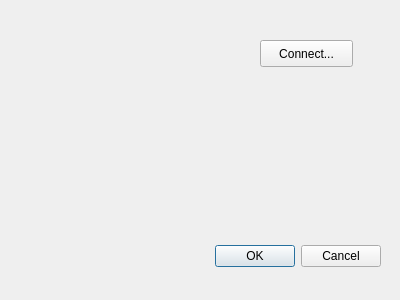
This is cherokey-robot/RobotControl/ui/MainForm.ui in phoenix367/v2rpins_sdk as Qt 5 draws it before an edit. The edited form follows.
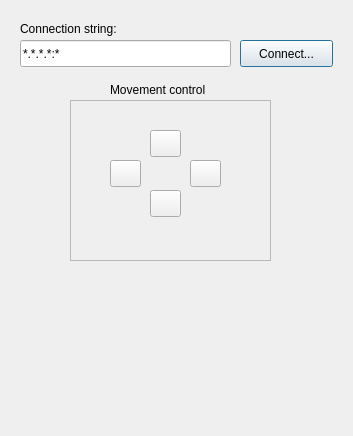
This is the edited form.

Commit message: Updated control app

Diff of the .ui file:
```diff
--- a/cherokey-robot/RobotControl/ui/MainForm.ui
+++ b/cherokey-robot/RobotControl/ui/MainForm.ui
@@ -6,33 +6,17 @@
    <rect>
     <x>0</x>
     <y>0</y>
-    <width>400</width>
-    <height>300</height>
+    <width>353</width>
+    <height>436</height>
    </rect>
   </property>
   <property name="windowTitle">
    <string>MainForm</string>
   </property>
-  <widget class="QDialogButtonBox" name="buttonBox">
-   <property name="geometry">
-    <rect>
-     <x>40</x>
-     <y>240</y>
-     <width>341</width>
-     <height>32</height>
-    </rect>
-   </property>
-   <property name="orientation">
-    <enum>Qt::Horizontal</enum>
-   </property>
-   <property name="standardButtons">
-    <set>QDialogButtonBox::Cancel|QDialogButtonBox::Ok</set>
-   </property>
-  </widget>
   <widget class="QPushButton" name="btnConnect">
    <property name="geometry">
     <rect>
-     <x>260</x>
+     <x>240</x>
      <y>40</y>
      <width>93</width>
      <height>27</height>
@@ -42,6 +26,113 @@
     <string>Connect...</string>
    </property>
   </widget>
+  <widget class="QLabel" name="label">
+   <property name="geometry">
+    <rect>
+     <x>20</x>
+     <y>20</y>
+     <width>131</width>
+     <height>17</height>
+    </rect>
+   </property>
+   <property name="text">
+    <string>Connection string:</string>
+   </property>
+  </widget>
+  <widget class="QLineEdit" name="txtConnectionString">
+   <property name="geometry">
+    <rect>
+     <x>20</x>
+     <y>40</y>
+     <width>211</width>
+     <height>27</height>
+    </rect>
+   </property>
+   <property name="inputMask">
+    <string>*.*.*.*:*; </string>
+   </property>
+  </widget>
+  <widget class="QFrame" name="frame">
+   <property name="geometry">
+    <rect>
+     <x>70</x>
+     <y>100</y>
+     <width>201</width>
+     <height>161</height>
+    </rect>
+   </property>
+   <property name="frameShape">
+    <enum>QFrame::StyledPanel</enum>
+   </property>
+   <property name="frameShadow">
+    <enum>QFrame::Raised</enum>
+   </property>
+   <widget class="QPushButton" name="btnBackward">
+    <property name="geometry">
+     <rect>
+      <x>80</x>
+      <y>90</y>
+      <width>31</width>
+      <height>27</height>
+     </rect>
+    </property>
+    <property name="text">
+     <string/>
+    </property>
+   </widget>
+   <widget class="QPushButton" name="btnRotateLeft">
+    <property name="geometry">
+     <rect>
+      <x>40</x>
+      <y>60</y>
+      <width>31</width>
+      <height>27</height>
+     </rect>
+    </property>
+    <property name="text">
+     <string/>
+    </property>
+   </widget>
+   <widget class="QPushButton" name="btnForward">
+    <property name="geometry">
+     <rect>
+      <x>80</x>
+      <y>30</y>
+      <width>31</width>
+      <height>27</height>
+     </rect>
+    </property>
+    <property name="text">
+     <string/>
+    </property>
+   </widget>
+   <widget class="QPushButton" name="btnRotateRight">
+    <property name="geometry">
+     <rect>
+      <x>120</x>
+      <y>60</y>
+      <width>31</width>
+      <height>27</height>
+     </rect>
+    </property>
+    <property name="text">
+     <string/>
+    </property>
+   </widget>
+  </widget>
+  <widget class="QLabel" name="label_2">
+   <property name="geometry">
+    <rect>
+     <x>110</x>
+     <y>80</y>
+     <width>131</width>
+     <height>20</height>
+    </rect>
+   </property>
+   <property name="text">
+    <string>Movement control</string>
+   </property>
+  </widget>
  </widget>
  <resources/>
  <connections>
```
Left out of the diff: 35 changed lines with no effect on the pictures. The commit also changes 8 other files.
